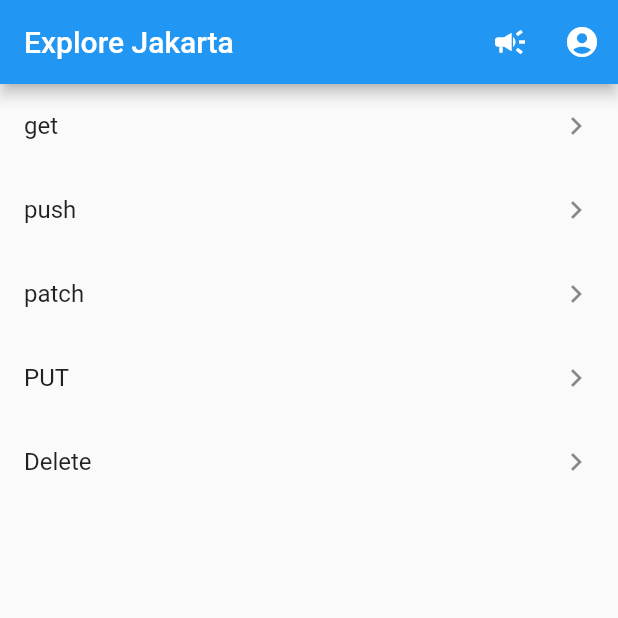
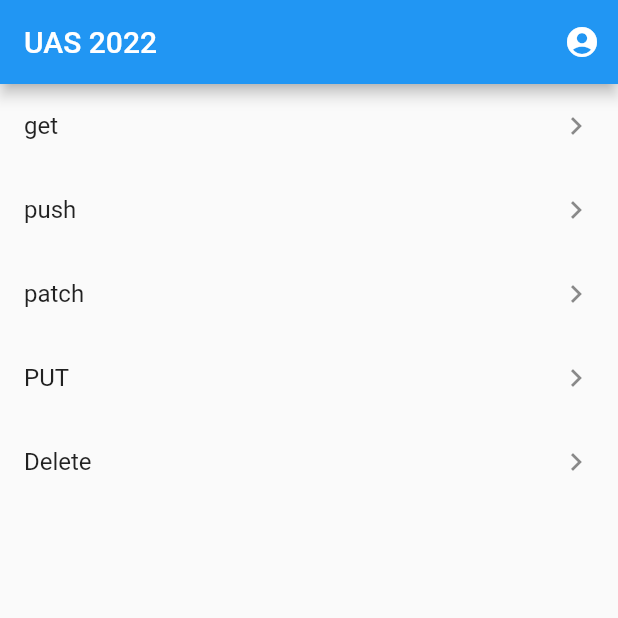
Before and after one commit to tonyafriyanto48/uas2022, a Flutter app: the screen it shows after launch, on a phone screen of 412 x 824 dp, the top half of it. Run offline on Flutter 3.47's test engine with Material 2 defaults, Android fonts, the light colour scheme and no system bars; our stand-ins replace google_fonts.

Commit message:
Perubahan Appbar Uas

```diff
--- a/lib/main.dart
+++ b/lib/main.dart
@@ -17,7 +17,7 @@ class MyApp extends StatelessWidget {
   Widget build(BuildContext context) {
     return MaterialApp(
       debugShowCheckedModeBanner: false,
-      title: 'Flutter ListView Navigation I',
+      title: 'UAS PEMOGRAMAN MOBILE',
       theme: ThemeData(
         primarySwatch: Colors.blue,
       ),
@@ -32,12 +32,12 @@ class MyListView extends StatelessWidget {
   Widget build(BuildContext context) {
     return Scaffold(
       appBar: AppBar(
-        title: new Text('Explore Jakarta'),
+        title: new Text('UAS 2022'),
         actions: [
-          IconButton(
-            icon: Icon(Icons.campaign),
-            onPressed: () {},
-          ),
+          // IconButton(
+          //   icon: Icon(Icons.campaign),
+          //   onPressed: () {},
+          // ),
           IconButton(
               icon: Icon(
                 Icons.account_circle,
```
